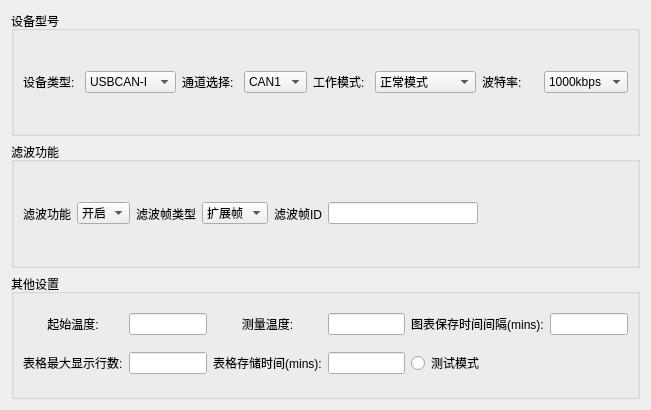
Before: the Qt Designer form DC_3/baseinfo.ui in kingsun998/Qt, drawn with Qt 5.
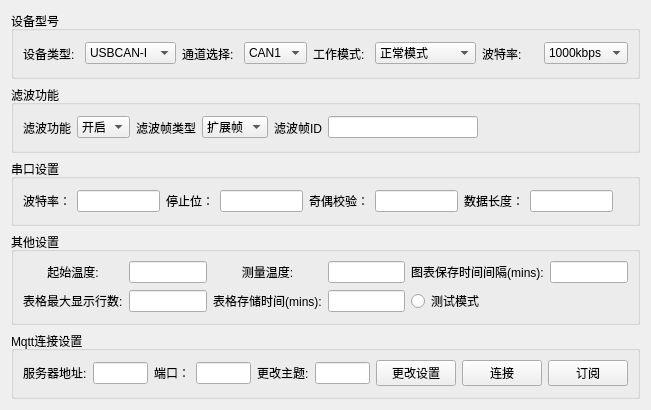
After: the same form once the commit is applied.

```diff
--- a/DC_3/baseinfo.ui
+++ b/DC_3/baseinfo.ui
@@ -216,24 +216,74 @@
      </layout>
     </widget>
    </item>
+   <item>
+    <widget class="QGroupBox" name="groupBox_5">
+     <property name="title">
+      <string>串口设置</string>
+     </property>
+     <layout class="QHBoxLayout" name="horizontalLayout_3">
+      <item>
+       <widget class="QLabel" name="label_11">
+        <property name="text">
+         <string>波特率：</string>
+        </property>
+       </widget>
+      </item>
+      <item>
+       <widget class="QLineEdit" name="lineEdit_10"/>
+      </item>
+      <item>
+       <widget class="QLabel" name="label_17">
+        <property name="text">
+         <string>停止位：</string>
+        </property>
+       </widget>
+      </item>
+      <item>
+       <widget class="QLineEdit" name="lineEdit_11"/>
+      </item>
+      <item>
+       <widget class="QLabel" name="label_18">
+        <property name="text">
+         <string>奇偶校验：</string>
+        </property>
+       </widget>
+      </item>
+      <item>
+       <widget class="QLineEdit" name="lineEdit_12"/>
+      </item>
+      <item>
+       <widget class="QLabel" name="label_19">
+        <property name="text">
+         <string>数据长度：</string>
+        </property>
+       </widget>
+      </item>
+      <item>
+       <widget class="QLineEdit" name="lineEdit_13"/>
+      </item>
+      <item>
+       <spacer name="horizontalSpacer_3">
+        <property name="orientation">
+         <enum>Qt::Horizontal</enum>
+        </property>
+        <property name="sizeHint" stdset="0">
+         <size>
+          <width>40</width>
+          <height>20</height>
+         </size>
+        </property>
+       </spacer>
+      </item>
+     </layout>
+    </widget>
+   </item>
    <item>
     <widget class="QGroupBox" name="groupBox_4">
      <property name="title">
       <string>其他设置</string>
      </property>
      <layout class="QGridLayout" name="gridLayout">
-      <item row="0" column="2">
-       <widget class="QLineEdit" name="lineEdit_2"/>
-      </item>
-      <item row="1" column="4">
-       <widget class="QLineEdit" name="lineEdit_6"/>
-      </item>
-      <item row="0" column="7">
-       <widget class="QLineEdit" name="lineEdit_4"/>
-      </item>
-      <item row="0" column="4">
-       <widget class="QLineEdit" name="lineEdit_3"/>
-      </item>
       <item row="1" column="0">
        <widget class="QLabel" name="label_16">
         <property name="text">
@@ -241,8 +291,18 @@
         </property>
        </widget>
       </item>
-      <item row="1" column="2">
-       <widget class="QLineEdit" name="lineEdit_5"/>
+      <item row="0" column="2">
+       <widget class="QLineEdit" name="lineEdit_2"/>
+      </item>
+      <item row="1" column="6">
+       <widget class="QRadioButton" name="radioButton">
+        <property name="text">
+         <string>测试模式</string>
+        </property>
+       </widget>
+      </item>
+      <item row="0" column="7">
+       <widget class="QLineEdit" name="lineEdit_4"/>
       </item>
       <item row="0" column="0">
        <widget class="QLabel" name="label_13">
@@ -264,15 +324,11 @@
         </property>
        </widget>
       </item>
-      <item row="0" column="3">
-       <widget class="QLabel" name="label_14">
-        <property name="text">
-         <string>测量温度:</string>
-        </property>
-        <property name="alignment">
-         <set>Qt::AlignCenter</set>
-        </property>
-       </widget>
+      <item row="0" column="4">
+       <widget class="QLineEdit" name="lineEdit_3"/>
+      </item>
+      <item row="1" column="2">
+       <widget class="QLineEdit" name="lineEdit_5"/>
       </item>
       <item row="1" column="3">
        <widget class="QLabel" name="label_8">
@@ -284,10 +340,89 @@
         </property>
        </widget>
       </item>
-      <item row="1" column="6">
-       <widget class="QRadioButton" name="radioButton">
+      <item row="1" column="4">
+       <widget class="QLineEdit" name="lineEdit_6"/>
+      </item>
+      <item row="0" column="3">
+       <widget class="QLabel" name="label_14">
         <property name="text">
-         <string>测试模式</string>
+         <string>测量温度:</string>
+        </property>
+        <property name="alignment">
+         <set>Qt::AlignCenter</set>
+        </property>
+       </widget>
+      </item>
+     </layout>
+    </widget>
+   </item>
+   <item>
+    <widget class="QGroupBox" name="groupBox_2">
+     <property name="title">
+      <string>Mqtt连接设置</string>
+     </property>
+     <layout class="QGridLayout" name="gridLayout_2">
+      <item row="0" column="0">
+       <widget class="QLabel" name="label_9">
+        <property name="text">
+         <string>服务器地址:</string>
+        </property>
+       </widget>
+      </item>
+      <item row="0" column="4">
+       <widget class="QLineEdit" name="lineEdit_8"/>
+      </item>
+      <item row="0" column="5">
+       <widget class="QLabel" name="label_12">
+        <property name="text">
+         <string>更改主题:</string>
+        </property>
+       </widget>
+      </item>
+      <item row="0" column="10">
+       <spacer name="horizontalSpacer_2">
+        <property name="orientation">
+         <enum>Qt::Horizontal</enum>
+        </property>
+        <property name="sizeHint" stdset="0">
+         <size>
+          <width>40</width>
+          <height>20</height>
+         </size>
+        </property>
+       </spacer>
+      </item>
+      <item row="0" column="6">
+       <widget class="QLineEdit" name="lineEdit_9"/>
+      </item>
+      <item row="0" column="8">
+       <widget class="QPushButton" name="pushButton_2">
+        <property name="text">
+         <string>连接</string>
+        </property>
+       </widget>
+      </item>
+      <item row="0" column="1">
+       <widget class="QLineEdit" name="lineEdit_7"/>
+      </item>
+      <item row="0" column="2">
+       <widget class="QLabel" name="label_10">
+        <property name="text">
+         <string>端口：</string>
+        </property>
+       </widget>
+      </item>
+      <item row="0" column="9">
+       <widget class="QPushButton" name="pushButton_3">
+        <property name="text">
+         <string>订阅</string>
+        </property>
+       </widget>
+      </item>
+      <item row="0" column="7">
+       <widget class="QPushButton" name="pushButton">
+        <property name="text">
+         <string>更改设置</string>
         </property>
        </widget>
       </item>
```
